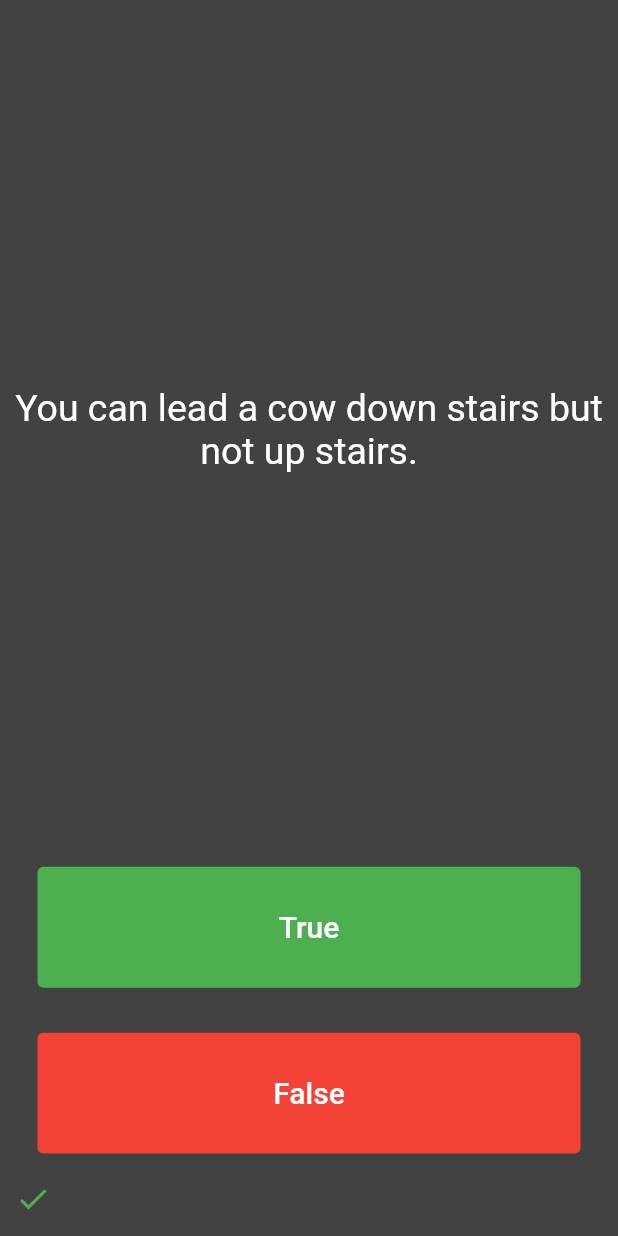
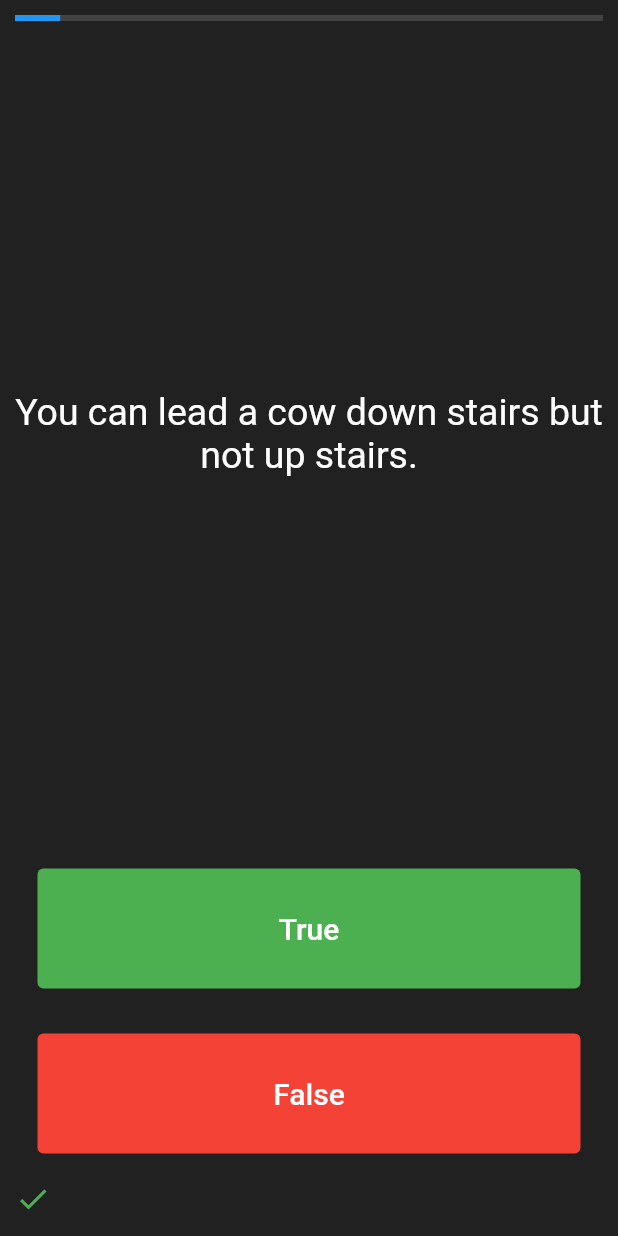
Before and after one commit to chaniru-puldith/EzyQuizzy-flutter-app, a Flutter app: the screen it shows after launch, after a tap on "True", on a phone screen of 412 x 824 dp. Run offline on Flutter 3.47's test engine with Material 2 defaults, Android fonts, the phone set to English and light mode, and no system bars; our stand-ins replace rflutter_alert.

```diff
--- a/lib/main.dart
+++ b/lib/main.dart
@@ -2,16 +2,16 @@ import 'package:flutter/material.dart';
 import 'question_brain.dart';
 import 'package:rflutter_alert/rflutter_alert.dart';
 
-QuestionBrain quizBrain = QuestionBrain();
 
 void main() => runApp(EzyQuizzy());
+
 
 class EzyQuizzy extends StatelessWidget {
   @override
   Widget build(BuildContext context) {
     return MaterialApp(
       home: Scaffold(
-        backgroundColor: Colors.grey[800],
+        backgroundColor: Colors.grey.shade900,
         body: SafeArea(
           child: Padding(
             padding: const EdgeInsets.all(10.0),
@@ -23,13 +23,18 @@ class EzyQuizzy extends StatelessWidget {
   }
 }
 
+
 class QuizPage extends StatefulWidget {
   @override
   State<QuizPage> createState() => _QuizPageState();
 }
 
+
 class _QuizPageState extends State<QuizPage> {
+  QuestionBrain quizBrain = QuestionBrain();
   List<Icon> icons = [];
+
+  double progress = 0;
 
   @override
   Widget build(BuildContext context) {
@@ -37,6 +42,15 @@ class _QuizPageState extends State<QuizPage> {
       mainAxisAlignment: MainAxisAlignment.spaceBetween,
       crossAxisAlignment: CrossAxisAlignment.stretch,
       children: [
+        Column(
+          mainAxisAlignment: MainAxisAlignment.spaceEvenly,
+          children: [
+            LinearProgressIndicator(
+              value: progress,
+              backgroundColor: Colors.grey.shade800,
+            ),
+          ],
+        ),
         Expanded(
           flex: 5,
           child: Center(
@@ -102,6 +116,15 @@ class _QuizPageState extends State<QuizPage> {
 
   void checkAnswer(bool userSelection, context) {
     setState(() {
+      if (quizBrain.isQuizFinished()) {
+        Alert(
+            context: context, title: "Finished!",
+            desc: "You've reached the end of the quiz."
+        ).show();
+        icons.clear();
+        quizBrain.reset();
+        progress = 0.0;
+      } else {
         bool correctAnswer = quizBrain.getAnswer();
 
         if (userSelection == correctAnswer) {
@@ -121,14 +144,7 @@ class _QuizPageState extends State<QuizPage> {
         }
 
         quizBrain.nextQuestion();
-
-      if (quizBrain.isQuizFinished()) {
-        Alert(
-            context: context, title: "Finished!",
-            desc: "You've reached the end of the quiz."
-        ).show();
-        icons.clear();
-        quizBrain.reset();
+        progress  = quizBrain.getProgress();
       }
     });
   }
--- a/lib/question_brain.dart
+++ b/lib/question_brain.dart
@@ -62,4 +62,10 @@ class QuestionBrain {
   void reset() {
     _questionNumber = 0;
   }
+
+
+  double getProgress() {
+    return (_questionNumber / 13);
+  }
+
 }
```
Lines whose indentation alone changed are shown as unchanged.
